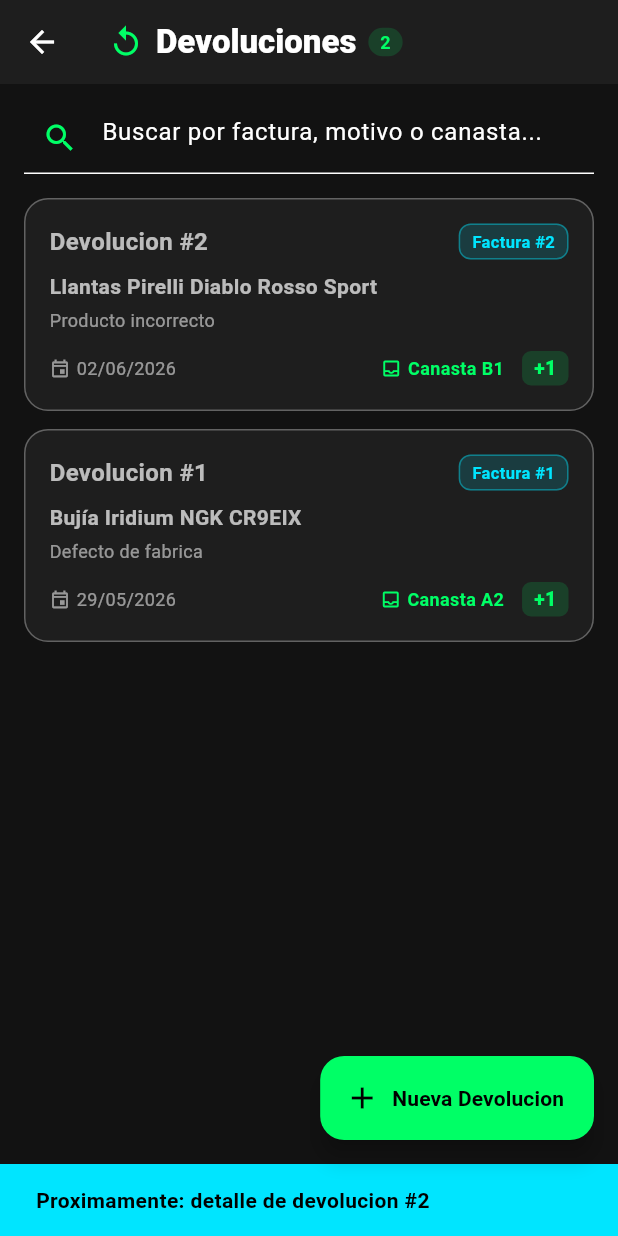
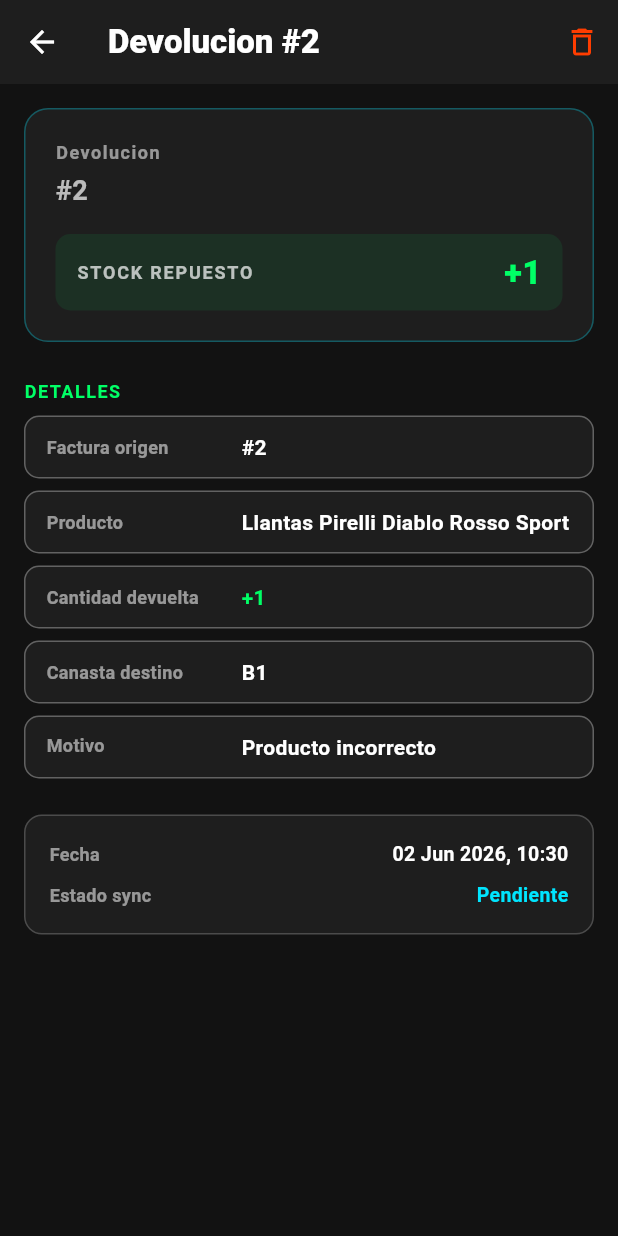
Before and after one commit to ccamilor/super_motos, a Flutter app: the DevolucionesPage screen opened directly, after a tap on an icon or button, on a phone screen of 412 x 824 dp. Run offline on Flutter 3.47's test engine with Material 3 defaults, Android fonts, the phone set to English and light mode, and no system bars; our stand-ins replace csv, file_picker, isar, web; accounts and stored records are empty; generated files the repository leaves out were written again.

Commit message:
feat(returns): add DevolucionDetailPage with delete + wire list navigation
New detail page for individual devoluciones. Loads the inventory
repository so the UI can display the real producto name instead of
the raw String id. Wires up the DevolucionesPage list so tap on a
card opens the detail instead of showing a snackbar.

UI:
- AppBar 'Devolucion #N' + delete IconButton in actions
- Header card: id + 'STOCK REPUESTO +N' box
- Detalles rows: Factura origen, Producto, Cantidad devuelta
  (highlighted in primary color), Canasta destino, Motivo (multiline)
- Footer: fecha completa, estado sync (highlighted in secondary)
- Delete with confirmation AlertDialog that warns 'stock will NOT
  be decremented automatically' (manual reconciliation)
- Pop with true on successful delete so the list refreshes

DevolucionesPage: replace the tap snackbar with real navigation to
the detail page, reload list on pop(true).

Verified: flutter analyze 0 issues, 26/26 tests passed

```diff
--- /dev/null
+++ b/lib/features/returns/presentation/pages/devolucion_detail_page.dart
@@ -0,0 +1,264 @@
+import 'package:flutter/material.dart';
+
+import 'package:super_motos/features/inventory/data/models/producto_model.dart';
+import 'package:super_motos/features/inventory/data/repositories/inventory_repository.dart';
+import 'package:super_motos/features/inventory/data/repositories/inventory_repository_web.dart'
+    if (dart.library.io) 'package:super_motos/features/inventory/data/repositories/inventory_repository_io.dart';
+import 'package:super_motos/features/returns/data/repositories/devoluciones_repository.dart';
+import 'package:super_motos/features/returns/data/repositories/devoluciones_repository_web.dart'
+    if (dart.library.io) 'package:super_motos/features/returns/data/repositories/devoluciones_repository_io.dart';
+import 'package:super_motos/features/returns/domain/entities/devolucion.dart';
+
+class DevolucionDetailPage extends StatefulWidget {
+  const DevolucionDetailPage({super.key, required this.devolucion});
+
+  final Devolucion devolucion;
+
+  @override
+  State<DevolucionDetailPage> createState() => _DevolucionDetailPageState();
+}
+
+class _DevolucionDetailPageState extends State<DevolucionDetailPage> {
+  final DevolucionesRepository _devolucionesRepo = createDevolucionesRepository();
+  final InventoryRepository _inventoryRepo = createInventoryRepository();
+
+  ProductoModel? _producto;
+  bool _isDeleting = false;
+  bool _isLoading = true;
+
+  @override
+  void initState() {
+    super.initState();
+    _loadData();
+  }
+
+  Future<void> _loadData() async {
+    try {
+      final productos = (await _inventoryRepo.loadInventory()).productos;
+      final pid = int.tryParse(widget.devolucion.productoId);
+      if (!mounted) return;
+      setState(() {
+        _producto = pid == null
+            ? null
+            : productos.firstWhere(
+                (p) => p.id == pid,
+                orElse: () => productos.isNotEmpty
+                    ? productos.first
+                    : ProductoModel()
+                      ..nombre = 'Producto #${widget.devolucion.productoId}'
+                      ..precio = 0
+                      ..isOriginal = false
+                      ..motosCompatibles = ''
+                      ..stockMinimo = 0,
+              );
+      });
+    } catch (e) {
+      debugPrint('Error al cargar detalle: $e');
+    } finally {
+      if (mounted) {
+        setState(() => _isLoading = false);
+      }
+    }
+  }
+
+  Future<void> _eliminar() async {
+    final confirmar = await showDialog<bool>(
+      context: context,
+      builder: (ctx) => AlertDialog(
+        title: const Text('Eliminar devolucion', style: TextStyle(fontWeight: FontWeight.bold)),
+        content: Text(
+          'Estas seguro de eliminar la devolucion #${widget.devolucion.id}? El stock NO se descontara automaticamente.',
+        ),
+        actions: [
+          TextButton(
+            onPressed: () => Navigator.of(ctx).pop(false),
+            child: const Text('Cancelar'),
+          ),
+          TextButton(
+            onPressed: () => Navigator.of(ctx).pop(true),
+            style: TextButton.styleFrom(foregroundColor: Theme.of(ctx).colorScheme.error),
+            child: const Text('Eliminar', style: TextStyle(fontWeight: FontWeight.bold)),
+          ),
+        ],
+      ),
+    );
+
+    if (confirmar != true) return;
+
+    setState(() => _isDeleting = true);
+    try {
+      await _devolucionesRepo.delete(widget.devolucion.id);
+      if (!mounted) return;
+      Navigator.of(context).pop(true);
+    } catch (e) {
+      if (!mounted) return;
+      ScaffoldMessenger.of(context).showSnackBar(
+        SnackBar(
+          backgroundColor: Theme.of(context).colorScheme.error,
+          content: Text('Error al eliminar: $e'),
+        ),
+      );
+      setState(() => _isDeleting = false);
+    }
+  }
+
+  String _formatFechaCompleta(DateTime f) {
+    final meses = ['Ene', 'Feb', 'Mar', 'Abr', 'May', 'Jun', 'Jul', 'Ago', 'Sep', 'Oct', 'Nov', 'Dic'];
+    return '${f.day.toString().padLeft(2, '0')} ${meses[f.month - 1]} ${f.year}, ${f.hour.toString().padLeft(2, '0')}:${f.minute.toString().padLeft(2, '0')}';
+  }
+
+  @override
+  Widget build(BuildContext context) {
+    final theme = Theme.of(context);
+    final colorScheme = theme.colorScheme;
+    final d = widget.devolucion;
+
+    return Scaffold(
+      appBar: AppBar(
+        title: Text('Devolucion #${d.id}', style: const TextStyle(fontWeight: FontWeight.w900)),
+        actions: [
+          if (_isLoading)
+            const Padding(
+              padding: EdgeInsets.only(right: 16),
+              child: Center(child: SizedBox(width: 18, height: 18, child: CircularProgressIndicator(strokeWidth: 2))),
+            )
+          else
+            IconButton(
+              icon: _isDeleting
+                  ? const SizedBox(width: 18, height: 18, child: CircularProgressIndicator(strokeWidth: 2))
+                  : Icon(Icons.delete_outline, color: colorScheme.error),
+              onPressed: _isDeleting ? null : _eliminar,
+            ),
+        ],
+      ),
+      body: _isLoading
+          ? Center(child: CircularProgressIndicator(color: colorScheme.primary))
+          : SafeArea(
+              child: SingleChildScrollView(
+                padding: const EdgeInsets.all(16),
+                child: Column(
+                  crossAxisAlignment: CrossAxisAlignment.start,
+                  children: [
+                    _buildHeader(d, colorScheme),
+                    const SizedBox(height: 24),
+                    Text('DETALLES', style: TextStyle(color: colorScheme.primary, fontSize: 12, fontWeight: FontWeight.bold, letterSpacing: 1.0)),
+                    const SizedBox(height: 8),
+                    _buildInfoRow('Factura origen', '#${d.facturaId}', colorScheme),
+                    const SizedBox(height: 8),
+                    _buildInfoRow('Producto', _producto?.nombre ?? '#${d.productoId}', colorScheme),
+                    const SizedBox(height: 8),
+                    _buildInfoRow('Cantidad devuelta', '+${d.cantidad}', colorScheme, valueColor: colorScheme.primary),
+                    const SizedBox(height: 8),
+                    _buildInfoRow('Canasta destino', d.numeroCanastaDestino, colorScheme),
+                    const SizedBox(height: 8),
+                    _buildInfoRow('Motivo', d.motivo, colorScheme, multiline: true),
+                    const SizedBox(height: 24),
+                    _buildFooter(d, colorScheme),
+                  ],
+                ),
+              ),
+            ),
+    );
+  }
+
+  Widget _buildHeader(Devolucion d, ColorScheme colorScheme) {
+    return Container(
+      padding: const EdgeInsets.all(20),
+      decoration: BoxDecoration(
+        color: colorScheme.surface,
+        borderRadius: BorderRadius.circular(16),
+        border: Border.all(color: colorScheme.secondary.withValues(alpha: 0.3)),
+      ),
+      child: Column(
+        crossAxisAlignment: CrossAxisAlignment.start,
+        children: [
+          const Text('Devolucion', style: TextStyle(color: Colors.white54, fontSize: 12, fontWeight: FontWeight.bold, letterSpacing: 1.0)),
+          const SizedBox(height: 4),
+          Text('#${d.id}', style: const TextStyle(fontWeight: FontWeight.bold, fontSize: 18)),
+          const SizedBox(height: 16),
+          Container(
+            padding: const EdgeInsets.symmetric(horizontal: 14, vertical: 10),
+            decoration: BoxDecoration(
+              color: colorScheme.primary.withValues(alpha: 0.08),
+              borderRadius: BorderRadius.circular(10),
+            ),
+            child: Row(
+              mainAxisAlignment: MainAxisAlignment.spaceBetween,
+              children: [
+                const Text('STOCK REPUESTO', style: TextStyle(color: Colors.white70, fontSize: 12, fontWeight: FontWeight.bold, letterSpacing: 1.2)),
+                Text('+${d.cantidad}', style: TextStyle(color: colorScheme.primary, fontWeight: FontWeight.w900, fontSize: 22)),
+              ],
+            ),
+          ),
+        ],
+      ),
+    );
+  }
+
+  Widget _buildInfoRow(String label, String value, ColorScheme colorScheme, {bool multiline = false, Color? valueColor}) {
+    return Container(
+      padding: const EdgeInsets.symmetric(horizontal: 14, vertical: 10),
+      decoration: BoxDecoration(
+        color: colorScheme.surface,
+        borderRadius: BorderRadius.circular(10),
+        border: Border.all(color: colorScheme.outlineVariant.withValues(alpha: 0.3)),
+      ),
+      child: Row(
+        crossAxisAlignment: multiline ? CrossAxisAlignment.start : CrossAxisAlignment.center,
+        children: [
+          SizedBox(
+            width: 130,
+            child: Text(label, style: const TextStyle(color: Colors.white54, fontSize: 12, fontWeight: FontWeight.bold)),
+          ),
+          Expanded(
+            child: Text(
+              value,
+              style: TextStyle(
+                color: valueColor ?? Colors.white,
+                fontWeight: FontWeight.w600,
+                fontSize: 14,
+              ),
+              maxLines: multiline ? null : 1,
+              overflow: multiline ? TextOverflow.visible : TextOverflow.ellipsis,
+            ),
+          ),
+        ],
+      ),
+    );
+  }
+
+  Widget _buildFooter(Devolucion d, ColorScheme colorScheme) {
+    return Container(
+      padding: const EdgeInsets.all(16),
+      decoration: BoxDecoration(
+        color: colorScheme.surface,
+        borderRadius: BorderRadius.circular(12),
+        border: Border.all(color: colorScheme.outlineVariant.withValues(alpha: 0.2)),
+      ),
+      child: Column(
+        children: [
+          _footerRow('Fecha', _formatFechaCompleta(d.fechaDevolucion), colorScheme),
+          const SizedBox(height: 8),
+          _footerRow('Estado sync', d.isSynced ? 'Sincronizado' : 'Pendiente', colorScheme, highlight: !d.isSynced),
+        ],
+      ),
+    );
+  }
+
+  Widget _footerRow(String label, String value, ColorScheme colorScheme, {bool highlight = false}) {
+    return Row(
+      mainAxisAlignment: MainAxisAlignment.spaceBetween,
+      children: [
+        Text(label, style: const TextStyle(color: Colors.white54, fontSize: 12, fontWeight: FontWeight.bold)),
+        Text(
+          value,
+          style: TextStyle(
+            color: highlight ? colorScheme.secondary : Colors.white,
+            fontWeight: FontWeight.bold,
+            fontSize: 13,
+          ),
+        ),
+      ],
+    );
+  }
+}
--- a/lib/features/returns/presentation/pages/devoluciones_page.dart
+++ b/lib/features/returns/presentation/pages/devoluciones_page.dart
@@ -8,6 +8,7 @@ import 'package:super_motos/features/returns/data/repositories/devoluciones_repo
 import 'package:super_motos/features/returns/data/repositories/devoluciones_repository_web.dart'
     if (dart.library.io) 'package:super_motos/features/returns/data/repositories/devoluciones_repository_io.dart';
 import 'package:super_motos/features/returns/domain/entities/devolucion.dart';
+import 'package:super_motos/features/returns/presentation/pages/devolucion_detail_page.dart';
 import 'package:super_motos/features/returns/presentation/pages/devolucion_form_page.dart';
 
 class DevolucionesPage extends StatefulWidget {
@@ -71,16 +72,14 @@ class _DevolucionesPageState extends State<DevolucionesPage> {
   }
 
   Future<void> _openDetail(Devolucion devolucion) async {
-    ScaffoldMessenger.of(context).showSnackBar(
-      SnackBar(
-        backgroundColor: Theme.of(context).colorScheme.secondary,
-        content: Text(
-          'Proximamente: detalle de devolucion #${devolucion.id}',
-          style: const TextStyle(color: Colors.black, fontWeight: FontWeight.bold),
-        ),
-        duration: const Duration(seconds: 1),
+    final changed = await Navigator.of(context).push<bool>(
+      MaterialPageRoute(
+        builder: (_) => DevolucionDetailPage(devolucion: devolucion),
       ),
     );
+    if (changed == true) {
+      await _loadData();
+    }
   }
 
   List<Devolucion> get _filteredDevoluciones {
```
